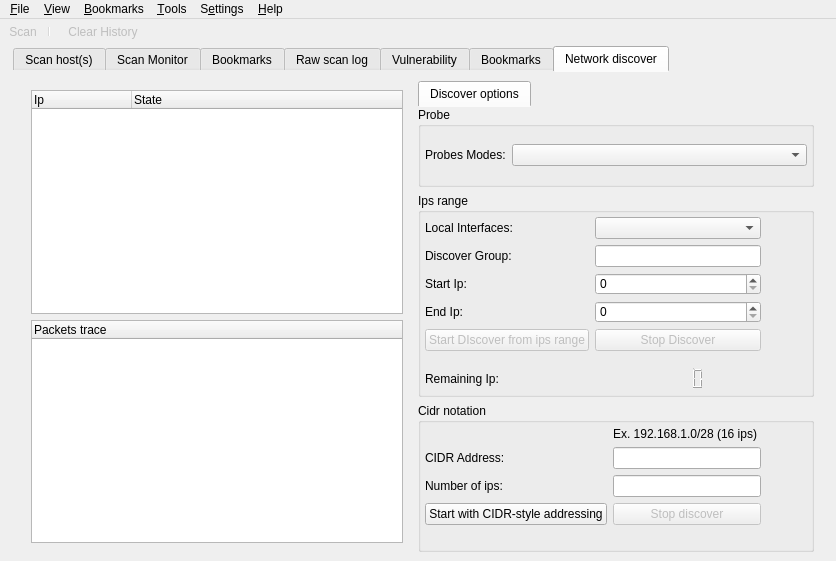
Before: the Qt Designer form src/app/mainwindow.ui in nmapsi4/nmapsi4, drawn with Qt 5.
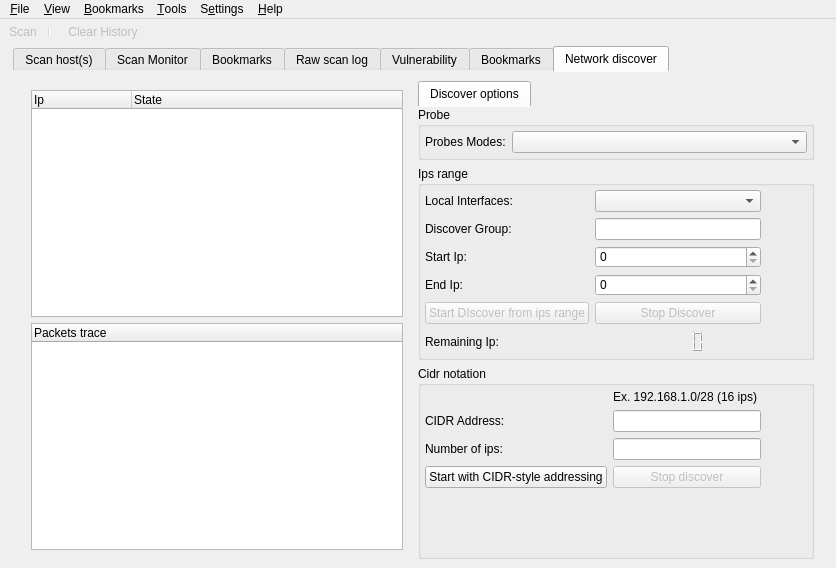
After: the same form once the commit is applied. The open tabs and pages were chosen to show the change. Icons and pictures are not drawn.

Commit message: fix discover groupBox layout.

```diff
--- a/src/app/mainwindow.ui
+++ b/src/app/mainwindow.ui
@@ -11,7 +11,7 @@
     <x>0</x>
     <y>0</y>
     <width>836</width>
-    <height>561</height>
+    <height>568</height>
    </rect>
   </property>
   <property name="sizePolicy">
@@ -1498,7 +1498,7 @@
                    </property>
                   </widget>
                  </item>
-                 <item row="8" column="1">
+                 <item row="7" column="1">
                   <widget class="QLabel" name="label_12">
                    <property name="layoutDirection">
                     <enum>Qt::LeftToRight</enum>
@@ -1567,7 +1567,7 @@
                    </property>
                   </widget>
                  </item>
-                 <item row="8" column="2">
+                 <item row="7" column="2">
                   <widget class="QLCDNumber" name="nseNumber">
                    <property name="layoutDirection">
                     <enum>Qt::LeftToRight</enum>
@@ -1603,22 +1603,6 @@
                    </property>
                   </widget>
                  </item>
-                 <item row="7" column="2">
-                  <spacer name="verticalSpacer_3">
-                   <property name="orientation">
-                    <enum>Qt::Vertical</enum>
-                   </property>
-                   <property name="sizeType">
-                    <enum>QSizePolicy::Fixed</enum>
-                   </property>
-                   <property name="sizeHint" stdset="0">
-                    <size>
-                     <width>20</width>
-                     <height>10</height>
-                    </size>
-                   </property>
-                  </spacer>
-                 </item>
                 </layout>
                </item>
               </layout>
@@ -1711,23 +1695,20 @@
                    </property>
                   </widget>
                  </item>
-                 <item row="4" column="0">
+                </layout>
+               </item>
+               <item>
                   <spacer name="verticalSpacer">
                    <property name="orientation">
                     <enum>Qt::Vertical</enum>
                    </property>
-                   <property name="sizeType">
-                    <enum>QSizePolicy::Fixed</enum>
-                   </property>
                    <property name="sizeHint" stdset="0">
                     <size>
                      <width>20</width>
-                     <height>20</height>
+                   <height>40</height>
                     </size>
                    </property>
                   </spacer>
-                 </item>
-                </layout>
                </item>
               </layout>
              </widget>
```
Left out of the diff: 16 changed lines with no effect on the pictures. Lines whose indentation alone changed are shown as unchanged.
